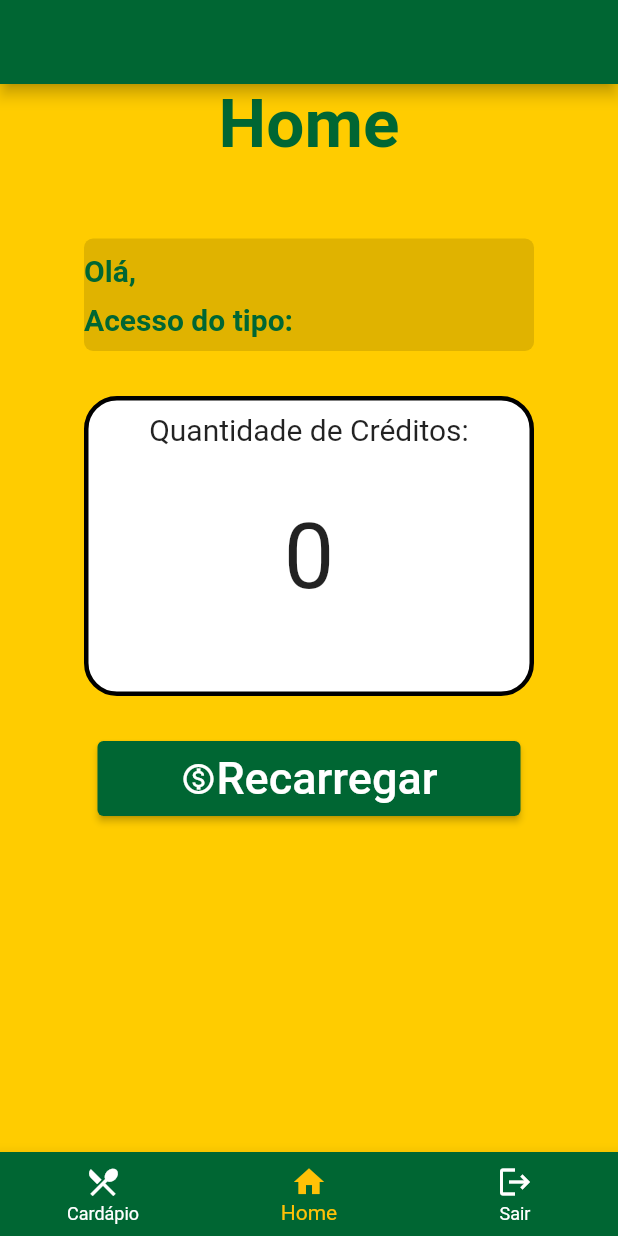
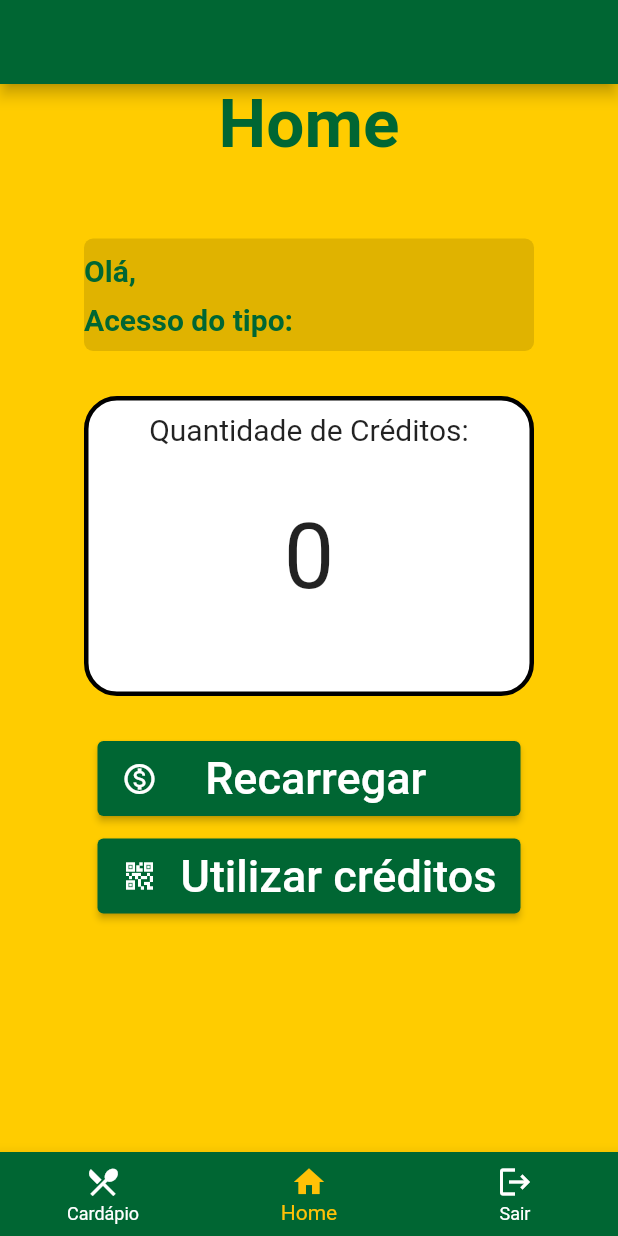
Before and after one commit to pedro-yamada/runico-ufabc, a Flutter app: the HomePage screen opened by its route, on a phone screen of 412 x 824 dp. Run offline on Flutter 3.47's test engine with Material 2 defaults, Android fonts, the phone set to English and light mode, and no system bars; our stand-ins replace google_sign_in, qr_flutter, sqflite; missing offline and left inert: mailer; accounts and stored records are empty.

Commit message:
Funcionalidade QR Code preliminar

```diff
--- a/lib/screens/credits_selection.dart
+++ b/lib/screens/credits_selection.dart
@@ -81,7 +81,7 @@ class _selecaoCreditosState extends State<selecaoCreditos> {
                   child: Column(
                     mainAxisAlignment: MainAxisAlignment.spaceEvenly,
                     children: [
-                      Text('Cotação para ${user?.userType}:',
+                      Text('Preço para ${user?.userType}:',
                           style: const TextStyle(fontSize: 18)),
                       Text(
                         'R\$${cotacao}',
--- a/lib/screens/home.dart
+++ b/lib/screens/home.dart
@@ -47,7 +47,6 @@ class _HomeState extends State<HomePage> {
                     // final user = userProvider.user;
                     // UserDao().delete(user!.email);
                     //
-
                     GoogleSignInAPI.loggout();
                     Navigator.of(context)
                         .pushReplacement(
--- a/lib/screens/home_screen.dart
+++ b/lib/screens/home_screen.dart
@@ -3,6 +3,7 @@ import 'package:flutter/material.dart';
 import 'package:provider/provider.dart';
 import 'package:runico_ufabc/resources/colors.dart';
 import 'package:runico_ufabc/screens/credits_selection.dart';
+import 'package:runico_ufabc/screens/qr_code.dart';
 
 class HomeScreen extends StatelessWidget {
   const HomeScreen({Key? key}) : super(key: key);
@@ -98,11 +99,39 @@ class HomeScreen extends StatelessWidget {
                       width: 250,
                       height: 50,
                       child: Row(
-                        mainAxisAlignment: MainAxisAlignment.center,
+                        mainAxisAlignment: MainAxisAlignment.spaceBetween,
                         children: const [
                           Icon(Icons.monetization_on_outlined),
                           Text(
                             'Recarregar',
+                            style: TextStyle(fontSize: 30),
+                          ),
+                          SizedBox(width: 15,)
+                        ],
+                      ),
+                    ),
+                    onPressed: () {
+                      Navigator.push(
+                          context,
+                          MaterialPageRoute(
+                            builder: (contextNew) => selecaoCreditos(),
+                          ));
+                    },
+                  ),
+                  SizedBox(height: 15,),
+                  ElevatedButton(
+                    style: ElevatedButton.styleFrom(
+                      backgroundColor: const Color(0xFF006633),
+                    ),
+                    child: SizedBox(
+                      width: 250,
+                      height: 50,
+                      child: Row(
+                        mainAxisAlignment: MainAxisAlignment.spaceBetween,
+                        children: const [
+                          Icon(Icons.qr_code_2),
+                          Text(
+                            'Utilizar créditos',
                             style: TextStyle(fontSize: 30),
                           ),
                         ],
@@ -112,7 +141,7 @@ class HomeScreen extends StatelessWidget {
                       Navigator.push(
                           context,
                           MaterialPageRoute(
-                            builder: (contextNew) => selecaoCreditos(),
+                            builder: (contextNew) => qrCode(qrData: 'Meu código aqui'),
                           ));
                     },
                   ),
--- a/pubspec.yaml
+++ b/pubspec.yaml
@@ -40,6 +40,7 @@ dependencies:
   google_sign_in: ^6.1.0
   intl : ^0.17.0
   mailer: ^5.2.0
+  qr_flutter: ^4.0.0
 
 dev_dependencies:
   flutter_test:
```
Also changed, not shown: lib/screens/login_dados.dart (+0 -89 lines), lib/screens/qr_code.dart (added, +45 -0 lines).
